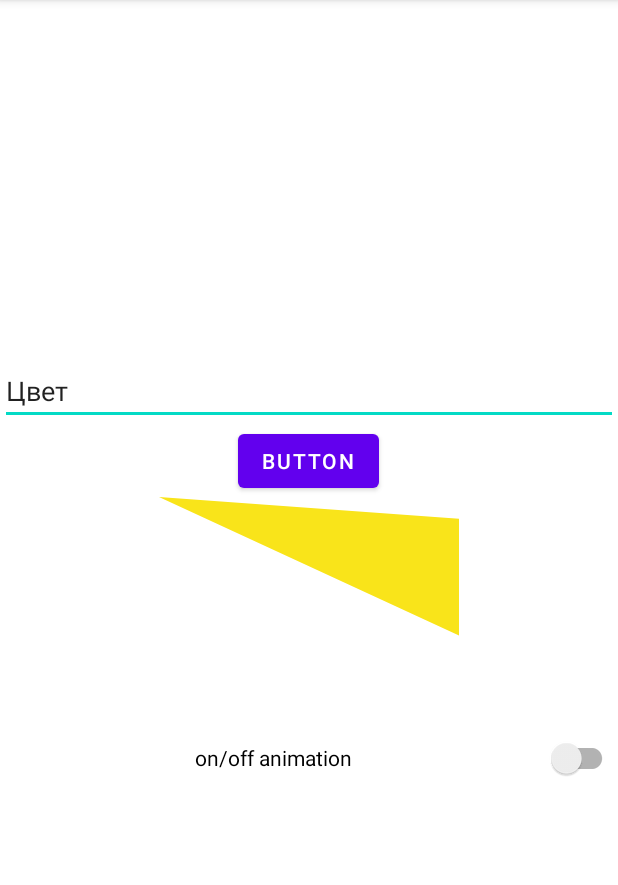
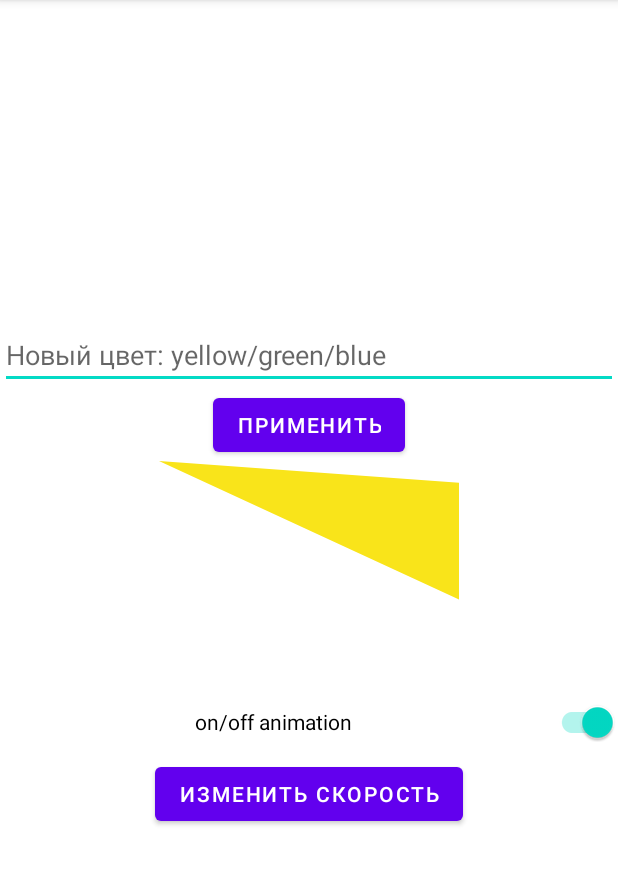
Before and after one commit to AnastasiaDro/coordinatorLayoutSample, an Android app: the screen it shows after launch (MainActivity), on a phone screen of 412 x 824 dp, the part 84-969 px from its top. Run offline under Robolectric (Android 15) with nearby library versions, the phone set to English and light mode, and no system bars.

Commit message:
поменяла анимацию, добавила кнопку смены цвета

```diff
--- a/app/src/main/java/com/example/layoutsamples/MainActivity.kt
+++ b/app/src/main/java/com/example/layoutsamples/MainActivity.kt
@@ -9,6 +9,7 @@ import androidx.appcompat.widget.SwitchCompat
 class MainActivity : AppCompatActivity() {
     lateinit var triangleView: TriangleView
     lateinit var changeTriangleColorBtn: Button
+    lateinit var changeRotationSpeedBtn: Button
     lateinit var colorEditText: EditText
     lateinit var switch: SwitchCompat
 
@@ -18,13 +19,20 @@ class MainActivity : AppCompatActivity() {
         setContentView(R.layout.custom_view_activity)
         triangleView = findViewById(R.id.triangle)
         switch = findViewById(R.id.animationSwitch)
+
         colorEditText = findViewById(R.id.colorEditText)
         changeTriangleColorBtn = findViewById<Button?>(R.id.changeTriangleColorBtn).apply {
             setOnClickListener {
                 triangleView.changeColor(colorEditText.text)
             }
         }
-
+        changeRotationSpeedBtn = findViewById<Button?>(R.id.changeRotationSpeedBtn).apply {
+            setOnClickListener {
+                triangleView.applyNextSpeed()
+                triangleView.startAnimation()
+            }
+        }
+        if (triangleView.isAnimated()) switch.isChecked = true else switch.isChecked = false
 
 
         switch.setOnCheckedChangeListener { _, isChecked ->
--- a/app/src/main/java/com/example/layoutsamples/TriangleView.kt
+++ b/app/src/main/java/com/example/layoutsamples/TriangleView.kt
@@ -17,17 +17,17 @@ import org.w3c.dom.Text
 import java.util.*
 
 class TriangleView(context: Context, attrs: AttributeSet) : View(context, attrs ) {
-    private var mSpeed = 0
+
     private var mColor = 0
     private var isAnimat = true
     private var path = Path()
     private var triangleWidth = 0
     private var trianglePaint = Paint()
-    private var size = 0
-    private val mAimation = AnimationUtils.loadAnimation(context, R.anim.rotating)
+    private val mAnimation = AnimationUtils.loadAnimation(context, R.anim.rotating)
+    private var mSpeed = 2000
 
 
-    init {
+            init {
         context.theme.obtainStyledAttributes(
             attrs,
             R.styleable.TriangleView,
@@ -35,10 +35,12 @@ class TriangleView(context: Context, attrs: AttributeSet) : View(context, attrs
         ).apply {
             try {
                 mColor = getColor(R.styleable.TriangleView_color, 0)
-                mSpeed = getInteger(R.styleable.TriangleView_speed, 100)
+                mSpeed = getInt(R.styleable.TriangleView_speed, 2000)
                 isAnimat = getBoolean(R.styleable.TriangleView_isAnimated, true)
                 triangleWidth = getInteger(R.styleable.TriangleView_triangleSize, 200)
                 trianglePaint.color = mColor
+                mAnimation.duration = mSpeed.toLong()
+                if (isAnimat) startAnimation()
             } finally {
                 recycle()
             }
@@ -73,6 +75,7 @@ class TriangleView(context: Context, attrs: AttributeSet) : View(context, attrs
     }
 
     override fun onDraw(canvas: Canvas?) {
+        mAnimation.duration = mSpeed.toLong()
         drawTriangle(canvas!!)
         super.onDraw(canvas)
     }
@@ -108,7 +111,7 @@ class TriangleView(context: Context, attrs: AttributeSet) : View(context, attrs
     }
 
     fun startAnimation() {
-        this.startAnimation(mAimation)
+        this.startAnimation(mAnimation)
     }
 
     fun stopAnimation() {
@@ -125,5 +128,14 @@ class TriangleView(context: Context, attrs: AttributeSet) : View(context, attrs
         }
     }
 
+    fun applyNextSpeed() {
+        when (mSpeed) {
+            500 -> setSpeed(2000)
+            2000 -> setSpeed(3500)
+            3500 -> setSpeed(500)
+            else -> Unit
+        }
+
+    }
 
 }
--- a/app/src/main/res/layout/custom_view_activity.xml
+++ b/app/src/main/res/layout/custom_view_activity.xml
@@ -12,20 +12,20 @@
         android:layout_height="wrap_content"
         android:ems="10"
         android:inputType="textPersonName"
-        android:text="Цвет" />
+        android:hint="Новый цвет: yellow/green/blue" />
 
     <Button
         android:id="@+id/changeTriangleColorBtn"
         android:layout_width="wrap_content"
         android:layout_height="wrap_content"
-        android:text="Button" />
+        android:text="Применить" />
 
     <com.example.layoutsamples.TriangleView
         android:id="@+id/triangle"
         android:layout_gravity="center"
         android:layout_width="200dp"
         android:layout_height="100dp"
-        custom:speed="@integer/high_speed"
+        custom:speed="fast"
         custom:triangleSize="@integer/big_size"
         custom:color="@color/yellow"
         custom:isAnimated="true"
@@ -39,6 +39,11 @@
         android:layout_height="wrap_content"
         android:text="on/off animation" />
 
+    <Button
+        android:id="@+id/changeRotationSpeedBtn"
+        android:layout_width="wrap_content"
+        android:layout_height="wrap_content"
+        android:text="Изменить скорость" />
 
 
 </LinearLayout>
--- a/app/src/main/res/values/attrs.xml
+++ b/app/src/main/res/values/attrs.xml
@@ -2,7 +2,11 @@
 <resources>
     <declare-styleable name="TriangleView">
         <attr name="color" format="color" />
-        <attr name="speed" format="integer" />
+        <attr name="speed" format="enum">
+            <enum name="fast" value="500"/>
+            <enum name="middle" value="2000"/>
+            <enum name="low" value="6000"/>
+        </attr>
         <attr name="isAnimated" format="boolean" />
         <attr name="triangleSize" format="integer"/>
     </declare-styleable>
```
